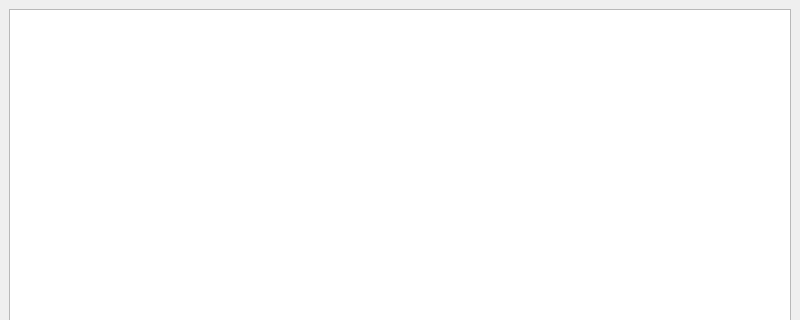
This is main.ui in Lemkarik/Coffee as Qt 5 draws it before an edit; both pictures show x 0 to 800 and y 0 to 320 of the 800 by 600 pixel window. The edited form follows.
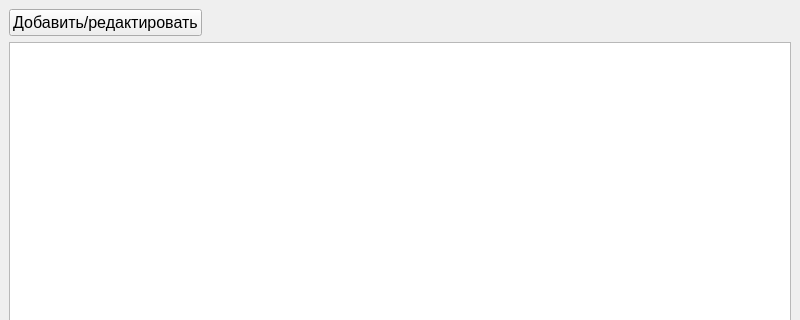
This is the edited form.

Patch:
```diff
--- a/main.ui
+++ b/main.ui
@@ -15,6 +15,35 @@
   </property>
   <widget class="QWidget" name="centralwidget">
    <layout class="QVBoxLayout" name="verticalLayout">
+    <item>
+     <layout class="QHBoxLayout" name="horizontalLayout">
+      <item>
+       <widget class="QPushButton" name="pushButton">
+        <property name="font">
+         <font>
+          <pointsize>12</pointsize>
+         </font>
+        </property>
+        <property name="text">
+         <string>Добавить/редактировать</string>
+        </property>
+       </widget>
+      </item>
+      <item>
+       <spacer name="horizontalSpacer">
+        <property name="orientation">
+         <enum>Qt::Horizontal</enum>
+        </property>
+        <property name="sizeHint" stdset="0">
+         <size>
+          <width>40</width>
+          <height>20</height>
+         </size>
+        </property>
+       </spacer>
+      </item>
+     </layout>
+    </item>
     <item>
      <widget class="QTableWidget" name="tableWidget"/>
     </item>
```
